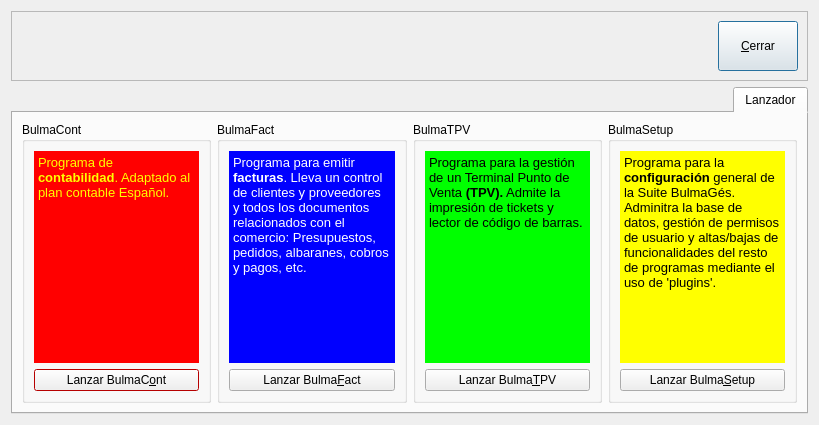
The window that bulmages/bulmages/src/bulmagesbase.ui (eboladev/Bulmages-1) describes before a commit, drawn with Qt 5.
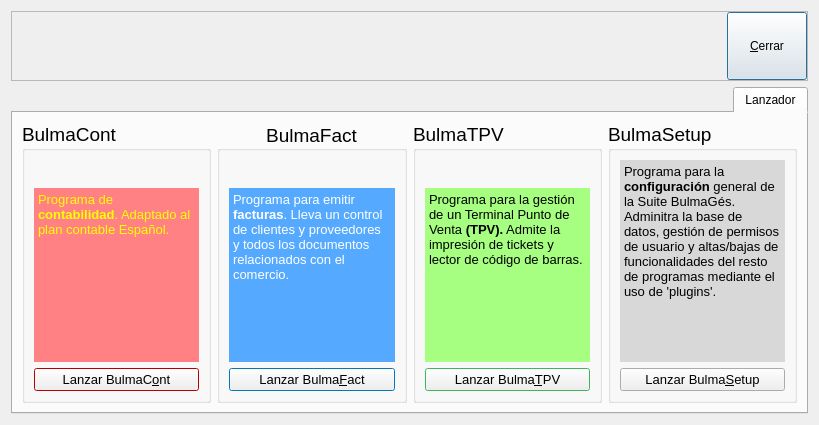
The same window after the commit. Icons and pictures are not drawn.

```diff
--- a/bulmages/bulmages/src/bulmagesbase.ui
+++ b/bulmages/bulmages/src/bulmagesbase.ui
@@ -34,6 +34,9 @@
       <enum>QFrame::Raised</enum>
      </property>
      <layout class="QHBoxLayout" name="horizontalLayout_2" >
+      <property name="margin" >
+       <number>0</number>
+      </property>
       <item>
        <spacer name="horizontalSpacer" >
         <property name="orientation" >
@@ -84,6 +87,11 @@
       <layout class="QHBoxLayout" name="horizontalLayout" >
        <item>
         <widget class="QGroupBox" name="group_bulmasetup" >
+         <property name="font" >
+          <font>
+           <pointsize>14</pointsize>
+          </font>
+         </property>
          <property name="layoutDirection" >
           <enum>Qt::LeftToRight</enum>
          </property>
@@ -99,9 +107,9 @@
                <colorrole role="Base" >
                 <brush brushstyle="SolidPattern" >
                  <color alpha="255" >
-                  <red>255</red>
-                  <green>255</green>
-                  <blue>0</blue>
+                  <red>216</red>
+                  <green>216</green>
+                  <blue>216</blue>
                  </color>
                 </brush>
                </colorrole>
@@ -110,9 +118,9 @@
                <colorrole role="Base" >
                 <brush brushstyle="SolidPattern" >
                  <color alpha="255" >
-                  <red>255</red>
-                  <green>255</green>
-                  <blue>0</blue>
+                  <red>216</red>
+                  <green>216</green>
+                  <blue>216</blue>
                  </color>
                 </brush>
                </colorrole>
@@ -130,6 +138,11 @@
               </disabled>
              </palette>
             </property>
+            <property name="font" >
+             <font>
+              <pointsize>7</pointsize>
+             </font>
+            </property>
             <property name="frameShape" >
              <enum>QFrame::NoFrame</enum>
             </property>
@@ -140,13 +153,18 @@
              <string>&lt;!DOCTYPE HTML PUBLIC "-//W3C//DTD HTML 4.0//EN" "http://www.w3.org/TR/REC-html40/strict.dtd">
 &lt;html>&lt;head>&lt;meta name="qrichtext" content="1" />&lt;style type="text/css">
 p, li { white-space: pre-wrap; }
-&lt;/style>&lt;/head>&lt;body style=" font-family:'Sans Serif'; font-size:10pt; font-weight:400; font-style:normal;">
-&lt;p style=" margin-top:0px; margin-bottom:0px; margin-left:0px; margin-right:0px; -qt-block-indent:0; text-indent:0px;">Programa para la &lt;span style=" font-weight:600;">configuración&lt;/span> general de la Suite BulmaGés. Adminitra la base de datos, gestión de permisos de usuario y altas/bajas de funcionalidades del resto de programas mediante el uso de 'plugins'.&lt;/p>&lt;/body>&lt;/html></string>
+&lt;/style>&lt;/head>&lt;body style=" font-family:'Sans Serif'; font-size:7pt; font-weight:400; font-style:normal;">
+&lt;p style=" margin-top:0px; margin-bottom:0px; margin-left:0px; margin-right:0px; -qt-block-indent:0; text-indent:0px; font-size:10pt;">Programa para la &lt;span style=" font-weight:600;">configuración&lt;/span> general de la Suite BulmaGés. Adminitra la base de datos, gestión de permisos de usuario y altas/bajas de funcionalidades del resto de programas mediante el uso de 'plugins'.&lt;/p>&lt;/body>&lt;/html></string>
             </property>
            </widget>
           </item>
           <item>
            <widget class="QPushButton" name="mui_lanzabulmasetup" >
+            <property name="font" >
+             <font>
+              <pointsize>10</pointsize>
+             </font>
+            </property>
             <property name="text" >
              <string>Lanzar Bulma&amp;Setup</string>
             </property>
@@ -157,6 +175,75 @@
        </item>
        <item>
         <widget class="QGroupBox" name="group_bulmatpv" >
+         <property name="palette" >
+          <palette>
+           <active>
+            <colorrole role="Base" >
+             <brush brushstyle="SolidPattern" >
+              <color alpha="255" >
+               <red>255</red>
+               <green>255</green>
+               <blue>255</blue>
+              </color>
+             </brush>
+            </colorrole>
+            <colorrole role="Window" >
+             <brush brushstyle="SolidPattern" >
+              <color alpha="255" >
+               <red>85</red>
+               <green>255</green>
+               <blue>127</blue>
+              </color>
+             </brush>
+            </colorrole>
+           </active>
+           <inactive>
+            <colorrole role="Base" >
+             <brush brushstyle="SolidPattern" >
+              <color alpha="255" >
+               <red>255</red>
+               <green>255</green>
+               <blue>255</blue>
+              </color>
+             </brush>
+            </colorrole>
+            <colorrole role="Window" >
+             <brush brushstyle="SolidPattern" >
+              <color alpha="255" >
+               <red>85</red>
+               <green>255</green>
+               <blue>127</blue>
+              </color>
+             </brush>
+            </colorrole>
+           </inactive>
+           <disabled>
+            <colorrole role="Base" >
+             <brush brushstyle="SolidPattern" >
+              <color alpha="255" >
+               <red>85</red>
+               <green>255</green>
+               <blue>127</blue>
+              </color>
+             </brush>
+            </colorrole>
+            <colorrole role="Window" >
+             <brush brushstyle="SolidPattern" >
+              <color alpha="255" >
+               <red>85</red>
+               <green>255</green>
+               <blue>127</blue>
+              </color>
+             </brush>
+            </colorrole>
+           </disabled>
+          </palette>
+         </property>
+         <property name="font" >
+          <font>
+           <pointsize>14</pointsize>
+          </font>
+         </property>
          <property name="layoutDirection" >
           <enum>Qt::LeftToRight</enum>
          </property>
@@ -164,6 +251,19 @@
           <string>BulmaTPV</string>
          </property>
          <layout class="QVBoxLayout" name="verticalLayout_5" >
+          <item>
+           <widget class="QLabel" name="label_2" >
+            <property name="text" >
+             <string/>
+            </property>
+            <property name="pixmap" >
+             <pixmap resource="bulmages.qrc" >:/images/iconbulmatpv.svg</pixmap>
+            </property>
+            <property name="alignment" >
+             <set>Qt::AlignCenter</set>
+            </property>
+           </widget>
+          </item>
           <item>
            <widget class="QTextEdit" name="mui_textbulmatpv" >
             <property name="palette" >
@@ -172,9 +272,9 @@
                <colorrole role="Base" >
                 <brush brushstyle="SolidPattern" >
                  <color alpha="255" >
-                  <red>0</red>
+                  <red>167</red>
                   <green>255</green>
-                  <blue>0</blue>
+                  <blue>129</blue>
                  </color>
                 </brush>
                </colorrole>
@@ -183,9 +283,9 @@
                <colorrole role="Base" >
                 <brush brushstyle="SolidPattern" >
                  <color alpha="255" >
-                  <red>0</red>
+                  <red>167</red>
                   <green>255</green>
-                  <blue>0</blue>
+                  <blue>129</blue>
                  </color>
                 </brush>
                </colorrole>
@@ -213,13 +313,18 @@
              <string>&lt;!DOCTYPE HTML PUBLIC "-//W3C//DTD HTML 4.0//EN" "http://www.w3.org/TR/REC-html40/strict.dtd">
 &lt;html>&lt;head>&lt;meta name="qrichtext" content="1" />&lt;style type="text/css">
 p, li { white-space: pre-wrap; }
-&lt;/style>&lt;/head>&lt;body style=" font-family:'Sans Serif'; font-size:10pt; font-weight:400; font-style:normal;">
-&lt;p style=" margin-top:0px; margin-bottom:0px; margin-left:0px; margin-right:0px; -qt-block-indent:0; text-indent:0px;">Programa para la gestión de un Terminal Punto de Venta &lt;span style=" font-weight:600;">(TPV).&lt;/span> Admite la impresión de tickets y lector de código de barras.&lt;/p>&lt;/body>&lt;/html></string>
+&lt;/style>&lt;/head>&lt;body style=" font-family:'Sans Serif'; font-size:14pt; font-weight:400; font-style:normal;">
+&lt;p style=" margin-top:0px; margin-bottom:0px; margin-left:0px; margin-right:0px; -qt-block-indent:0; text-indent:0px; font-size:10pt;">Programa para la gestión de un Terminal Punto de Venta &lt;span style=" font-weight:600;">(TPV).&lt;/span> Admite la impresión de tickets y lector de código de barras.&lt;/p>&lt;/body>&lt;/html></string>
             </property>
            </widget>
           </item>
           <item>
            <widget class="QPushButton" name="mui_lanzabulmatpv" >
+            <property name="font" >
+             <font>
+              <pointsize>10</pointsize>
+             </font>
+            </property>
             <property name="text" >
              <string>Lanzar Bulma&amp;TPV</string>
             </property>
@@ -230,15 +335,142 @@
        </item>
        <item>
         <widget class="QGroupBox" name="group_bulmafact" >
+         <property name="palette" >
+          <palette>
+           <active>
+            <colorrole role="Base" >
+             <brush brushstyle="SolidPattern" >
+              <color alpha="255" >
+               <red>255</red>
+               <green>255</green>
+               <blue>255</blue>
+              </color>
+             </brush>
+            </colorrole>
+            <colorrole role="Window" >
+             <brush brushstyle="SolidPattern" >
+              <color alpha="255" >
+               <red>0</red>
+               <green>170</green>
+               <blue>255</blue>
+              </color>
+             </brush>
+            </colorrole>
+            <colorrole role="Shadow" >
+             <brush brushstyle="SolidPattern" >
+              <color alpha="255" >
+               <red>0</red>
+               <green>0</green>
+               <blue>0</blue>
+              </color>
+             </brush>
+            </colorrole>
+           </active>
+           <inactive>
+            <colorrole role="Base" >
+             <brush brushstyle="SolidPattern" >
+              <color alpha="255" >
+               <red>255</red>
+               <green>255</green>
+               <blue>255</blue>
+              </color>
+             </brush>
+            </colorrole>
+            <colorrole role="Window" >
+             <brush brushstyle="SolidPattern" >
+              <color alpha="255" >
+               <red>0</red>
+               <green>170</green>
+               <blue>255</blue>
+              </color>
+             </brush>
+            </colorrole>
+            <colorrole role="Shadow" >
+             <brush brushstyle="SolidPattern" >
+              <color alpha="255" >
+               <red>0</red>
+               <green>0</green>
+               <blue>0</blue>
+              </color>
+             </brush>
+            </colorrole>
+           </inactive>
+           <disabled>
+            <colorrole role="Base" >
+             <brush brushstyle="SolidPattern" >
+              <color alpha="255" >
+               <red>0</red>
+               <green>170</green>
+               <blue>255</blue>
+              </color>
+             </brush>
+            </colorrole>
+            <colorrole role="Window" >
+             <brush brushstyle="SolidPattern" >
+              <color alpha="255" >
+               <red>0</red>
+               <green>170</green>
+               <blue>255</blue>
+              </color>
+             </brush>
+            </colorrole>
+            <colorrole role="Shadow" >
+             <brush brushstyle="SolidPattern" >
+              <color alpha="255" >
+               <red>0</red>
+               <green>0</green>
+               <blue>0</blue>
+              </color>
+             </brush>
+            </colorrole>
+           </disabled>
+          </palette>
+         </property>
+         <property name="font" >
+          <font>
+           <pointsize>14</pointsize>
+          </font>
+         </property>
          <property name="layoutDirection" >
           <enum>Qt::LeftToRight</enum>
          </property>
          <property name="title" >
           <string>BulmaFact</string>
          </property>
+         <property name="alignment" >
+          <set>Qt::AlignCenter</set>
+         </property>
          <layout class="QVBoxLayout" name="verticalLayout_3" >
+          <item>
+           <widget class="QLabel" name="label" >
+            <property name="maximumSize" >
+             <size>
+              <width>15000</width>
+              <height>15000</height>
+             </size>
+            </property>
+            <property name="text" >
+             <string/>
+            </property>
+            <property name="pixmap" >
+             <pixmap resource="bulmages.qrc" >:/images/iconbulmafact.svg</pixmap>
+            </property>
+            <property name="scaledContents" >
+             <bool>false</bool>
+            </property>
+            <property name="alignment" >
+             <set>Qt::AlignCenter</set>
+            </property>
+           </widget>
+          </item>
           <item>
            <widget class="QTextEdit" name="mui_textbulmafact" >
+            <property name="minimumSize" >
+             <size>
+              <width>0</width>
+              <height>0</height>
+             </size>
+            </property>
             <property name="palette" >
              <palette>
               <active>
@@ -254,8 +486,8 @@
                <colorrole role="Base" >
                 <brush brushstyle="SolidPattern" >
                  <color alpha="255" >
-                  <red>0</red>
-                  <green>0</green>
+                  <red>85</red>
+                  <green>170</green>
                   <blue>255</blue>
                  </color>
                 </brush>
@@ -274,8 +506,8 @@
                <colorrole role="Base" >
                 <brush brushstyle="SolidPattern" >
                  <color alpha="255" >
-                  <red>0</red>
-                  <green>0</green>
+                  <red>85</red>
+                  <green>170</green>
                   <blue>255</blue>
                  </color>
                 </brush>
@@ -313,13 +545,18 @@
              <string>&lt;!DOCTYPE HTML PUBLIC "-//W3C//DTD HTML 4.0//EN" "http://www.w3.org/TR/REC-html40/strict.dtd">
 &lt;html>&lt;head>&lt;meta name="qrichtext" content="1" />&lt;style type="text/css">
 p, li { white-space: pre-wrap; }
-&lt;/style>&lt;/head>&lt;body style=" font-family:'Sans Serif'; font-size:10pt; font-weight:400; font-style:normal;">
-&lt;p style=" margin-top:0px; margin-bottom:0px; margin-left:0px; margin-right:0px; -qt-block-indent:0; text-indent:0px;">Programa para emitir &lt;span style=" font-weight:600;">facturas&lt;/span>. Lleva un control de clientes y proveedores y todos los documentos relacionados con el comercio: Presupuestos, pedidos, albaranes, cobros y pagos, etc.&lt;/p>&lt;/body>&lt;/html></string>
+&lt;/style>&lt;/head>&lt;body style=" font-family:'Sans Serif'; font-size:14pt; font-weight:400; font-style:normal;">
+&lt;p style=" margin-top:0px; margin-bottom:0px; margin-left:0px; margin-right:0px; -qt-block-indent:0; text-indent:0px; font-size:10pt;">Programa para emitir &lt;span style=" font-weight:600;">facturas&lt;/span>. Lleva un control de clientes y proveedores y todos los documentos relacionados con el comercio.&lt;/p>&lt;/body>&lt;/html></string>
             </property>
            </widget>
           </item>
           <item>
            <widget class="QPushButton" name="mui_lanzabulmafact" >
+            <property name="font" >
+             <font>
+              <pointsize>10</pointsize>
+             </font>
+            </property>
             <property name="text" >
              <string>Lanzar Bulma&amp;Fact</string>
             </property>
@@ -394,6 +631,11 @@
            </disabled>
           </palette>
          </property>
+         <property name="font" >
+          <font>
+           <pointsize>14</pointsize>
+          </font>
+         </property>
          <property name="layoutDirection" >
           <enum>Qt::LeftToRight</enum>
          </property>
@@ -401,6 +643,31 @@
           <string>BulmaCont</string>
          </property>
          <layout class="QVBoxLayout" name="verticalLayout_2" >
+          <item>
+           <widget class="QLabel" name="label_3" >
+            <property name="sizePolicy" >
+             <sizepolicy vsizetype="Fixed" hsizetype="Preferred" >
+              <horstretch>0</horstretch>
+              <verstretch>0</verstretch>
+             </sizepolicy>
+            </property>
+            <property name="maximumSize" >
+             <size>
+              <width>16777215</width>
+              <height>152000</height>
+             </size>
+            </property>
+            <property name="text" >
+             <string/>
+            </property>
+            <property name="pixmap" >
+             <pixmap resource="bulmages.qrc" >:/images/iconbulmacont.svg</pixmap>
+            </property>
+            <property name="alignment" >
+             <set>Qt::AlignCenter</set>
+            </property>
+           </widget>
+          </item>
           <item>
            <widget class="QTextEdit" name="mui_textbulmacont" >
             <property name="palette" >
@@ -419,8 +686,8 @@
                 <brush brushstyle="SolidPattern" >
                  <color alpha="255" >
                   <red>255</red>
-                  <green>0</green>
-                  <blue>0</blue>
+                  <green>129</green>
+                  <blue>131</blue>
                  </color>
                 </brush>
                </colorrole>
@@ -439,8 +706,8 @@
                 <brush brushstyle="SolidPattern" >
                  <color alpha="255" >
                   <red>255</red>
-                  <green>0</green>
-                  <blue>0</blue>
+                  <green>129</green>
+                  <blue>131</blue>
                  </color>
                 </brush>
                </colorrole>
@@ -477,13 +744,18 @@
              <string>&lt;!DOCTYPE HTML PUBLIC "-//W3C//DTD HTML 4.0//EN" "http://www.w3.org/TR/REC-html40/strict.dtd">
 &lt;html>&lt;head>&lt;meta name="qrichtext" content="1" />&lt;style type="text/css">
 p, li { white-space: pre-wrap; }
-&lt;/style>&lt;/head>&lt;body style=" font-family:'Sans Serif'; font-size:10pt; font-weight:400; font-style:normal;">
-&lt;p style=" margin-top:0px; margin-bottom:0px; margin-left:0px; margin-right:0px; -qt-block-indent:0; text-indent:0px;">Programa de &lt;span style=" font-weight:600;">contabilidad&lt;/span>. Adaptado al plan contable Español.&lt;/p>&lt;/body>&lt;/html></string>
+&lt;/style>&lt;/head>&lt;body style=" font-family:'Sans Serif'; font-size:14pt; font-weight:400; font-style:normal;">
+&lt;p style=" margin-top:0px; margin-bottom:0px; margin-left:0px; margin-right:0px; -qt-block-indent:0; text-indent:0px; font-size:10pt;">Programa de &lt;span style=" font-weight:600;">contabilidad&lt;/span>. Adaptado al plan contable Español.&lt;/p>&lt;/body>&lt;/html></string>
             </property>
            </widget>
           </item>
           <item>
            <widget class="QPushButton" name="mui_lanzabulmacont" >
+            <property name="font" >
+             <font>
+              <pointsize>10</pointsize>
+             </font>
+            </property>
             <property name="text" >
              <string>Lanzar BulmaC&amp;ont</string>
             </property>
```
Left out of the diff: 71 changed lines with no effect on the pictures.
